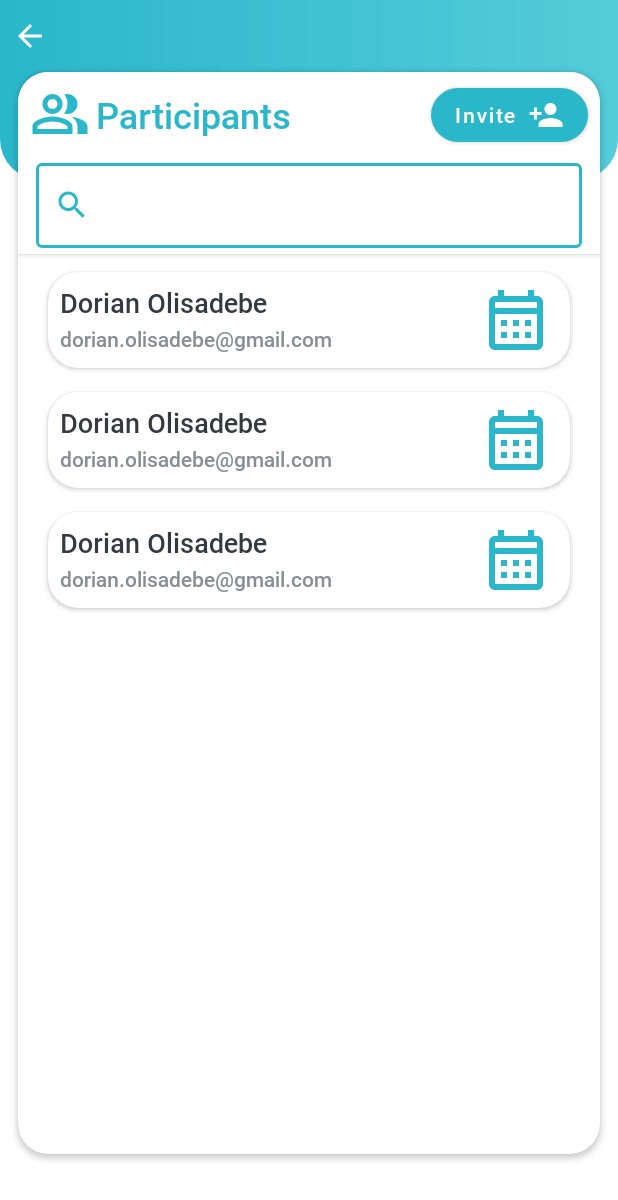
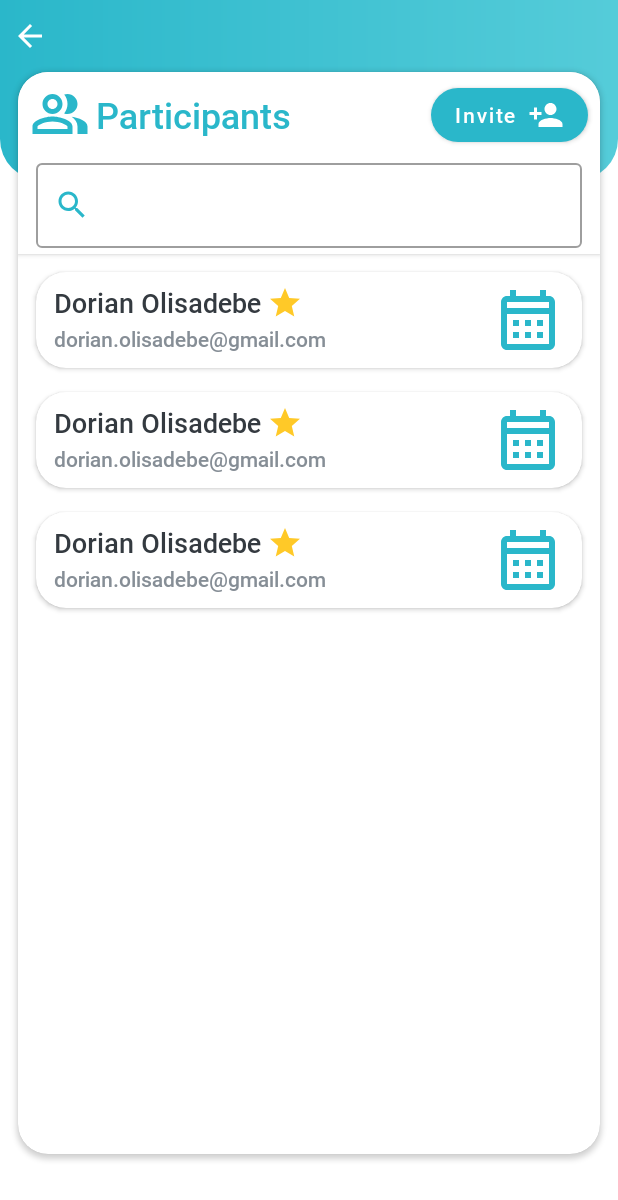
Before and after one commit to Pyoter33/ZPI, an Android app: the layout fragment_participants.xml on its own in the app's theme, with its tools: preview values and no code run, on a phone screen of 412 x 824 dp. Shown: the top 1200 px of the screen. Run offline under Robolectric (Android 15) with nearby library versions, the light colour scheme and no system bars.

Commit message:
Finished participants fragment

```diff
--- a/app/src/main/java/com/example/trip/adapters/ParticipantsAdapter.kt
+++ b/app/src/main/java/com/example/trip/adapters/ParticipantsAdapter.kt
@@ -23,7 +23,7 @@
 
     private lateinit var popupMenu: Balloon
 
-    fun setDayPlansClickListener(participantsClickListener: ParticipantsClickListener) {
+    fun setParticipantsClickListener(participantsClickListener: ParticipantsClickListener) {
         this.participantsClickListener = participantsClickListener
     }
 
--- a/app/src/main/java/com/example/trip/views/dialogs/MenuPopupCoordinateFactory.kt
+++ b/app/src/main/java/com/example/trip/views/dialogs/MenuPopupCoordinateFactory.kt
@@ -29,7 +29,7 @@
 
     companion object {
         private const val WIDTH_RATIO = 0.95f
-        private const val OVERLAY_PADDING = 8f
+        private const val OVERLAY_PADDING = 4f
         private const val CORNER_RADIUS = 20f
     }
 }
--- a/app/src/main/res/layout/fragment_participants.xml
+++ b/app/src/main/res/layout/fragment_participants.xml
@@ -56,6 +56,8 @@
                         android:layout_width="match_parent"
                         android:layout_height="wrap_content"
                         app:cardCornerRadius="0dp"
+                        android:clickable="true"
+                        android:focusableInTouchMode="true"
                         app:layout_constraintEnd_toEndOf="parent"
                         app:layout_constraintStart_toStartOf="parent"
                         app:layout_constraintTop_toTopOf="parent">
@@ -111,6 +113,7 @@
                                 android:layout_marginTop="@dimen/marginM"
                                 android:layout_marginBottom="@dimen/marginS"
                                 app:endIconDrawable="@drawable/ic_baseline_highlight_off_24"
+                                app:endIconTint="@color/primary"
                                 app:endIconMode="clear_text"
                                 app:hintEnabled="false"
                                 app:layout_constraintBottom_toBottomOf="parent"
--- a/app/src/main/res/layout/item_participant.xml
+++ b/app/src/main/res/layout/item_participant.xml
@@ -2,14 +2,13 @@
 <layout xmlns:android="http://schemas.android.com/apk/res/android"
     xmlns:app="http://schemas.android.com/apk/res-auto"
     xmlns:tools="http://schemas.android.com/tools">
-
 
     <androidx.cardview.widget.CardView
         android:id="@+id/card"
         style="@style/CardWhite"
         android:layout_width="match_parent"
         android:layout_height="wrap_content"
-        android:layout_marginHorizontal="@dimen/marginL"
+        android:layout_marginHorizontal="@dimen/marginS"
         android:layout_marginVertical="@dimen/marginM">
 
         <androidx.constraintlayout.widget.ConstraintLayout
@@ -20,9 +19,8 @@
                 android:id="@+id/layout_full_name"
                 android:layout_width="0dp"
                 android:layout_height="wrap_content"
-                android:layout_marginHorizontal="@dimen/marginM"
+                android:layout_marginHorizontal="@dimen/marginL"
                 android:layout_marginTop="@dimen/marginM"
-                app:layout_constraintEnd_toStartOf="@+id/image_attractions"
                 app:layout_constraintStart_toStartOf="parent"
                 app:layout_constraintTop_toTopOf="parent">
 
@@ -43,15 +41,14 @@
                     android:id="@+id/image_coordinator"
                     android:layout_width="wrap_content"
                     android:layout_height="wrap_content"
+                    android:layout_marginHorizontal="@dimen/marginS"
+                    android:src="@drawable/ic_baseline_star_24"
                     android:visibility="gone"
-                    android:layout_marginHorizontal="@dimen/marginL"
-                    android:src="@drawable/ic_baseline_star_24"
                     app:layout_constraintBottom_toBottomOf="@+id/text_full_name"
-                    app:layout_constraintEnd_toEndOf="parent"
-                    app:layout_constraintHorizontal_bias="0.0"
                     app:layout_constraintStart_toEndOf="@+id/text_full_name"
                     app:layout_constraintTop_toTopOf="@+id/text_full_name"
-                    app:tint="@color/secondary" />
+                    app:tint="@color/secondary"
+                    tools:visibility="visible" />
             </androidx.constraintlayout.widget.ConstraintLayout>
 
             <TextView
@@ -59,13 +56,12 @@
                 style="@style/TextSmall"
                 android:layout_width="wrap_content"
                 android:layout_height="wrap_content"
-                android:layout_marginHorizontal="@dimen/marginM"
+                android:layout_marginHorizontal="@dimen/marginL"
                 android:layout_marginBottom="@dimen/marginM"
                 app:layout_constraintBottom_toBottomOf="parent"
                 app:layout_constraintStart_toStartOf="parent"
                 app:layout_constraintTop_toBottomOf="@+id/layout_full_name"
                 tools:text="dorian.olisadebe@gmail.com" />
-
 
             <ImageButton
                 android:id="@+id/button_availability"
@@ -82,5 +78,4 @@
                 app:layout_constraintTop_toTopOf="parent" />
         </androidx.constraintlayout.widget.ConstraintLayout>
     </androidx.cardview.widget.CardView>
-
 </layout>
```
Also changed, not shown: app/src/main/java/com/example/trip/repositories/ParticipantsRepository.kt (added, +37 -0 lines), app/src/main/java/com/example/trip/usecases/participants/DeleteParticipantsUseCase.kt (added, +13 -0 lines), app/src/main/java/com/example/trip/usecases/participants/GetParticipantsUseCase.kt (added, +15 -0 lines), app/src/main/java/com/example/trip/usecases/participants/UpdateParticipantUseCase.kt (added, +14 -0 lines), app/src/main/java/com/example/trip/viewmodels/participants/ParticipantsViewModel.kt (+26 -21 lines), app/src/main/java/com/example/trip/views/fragments/ParticipantsFragment.kt (+50 -27 lines).
